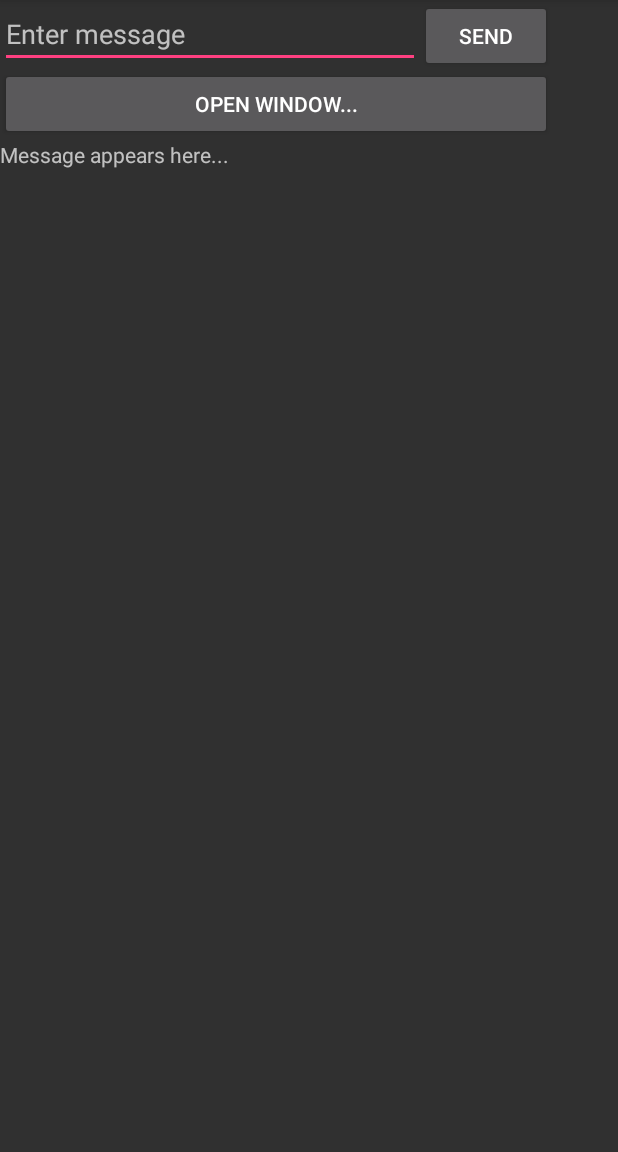
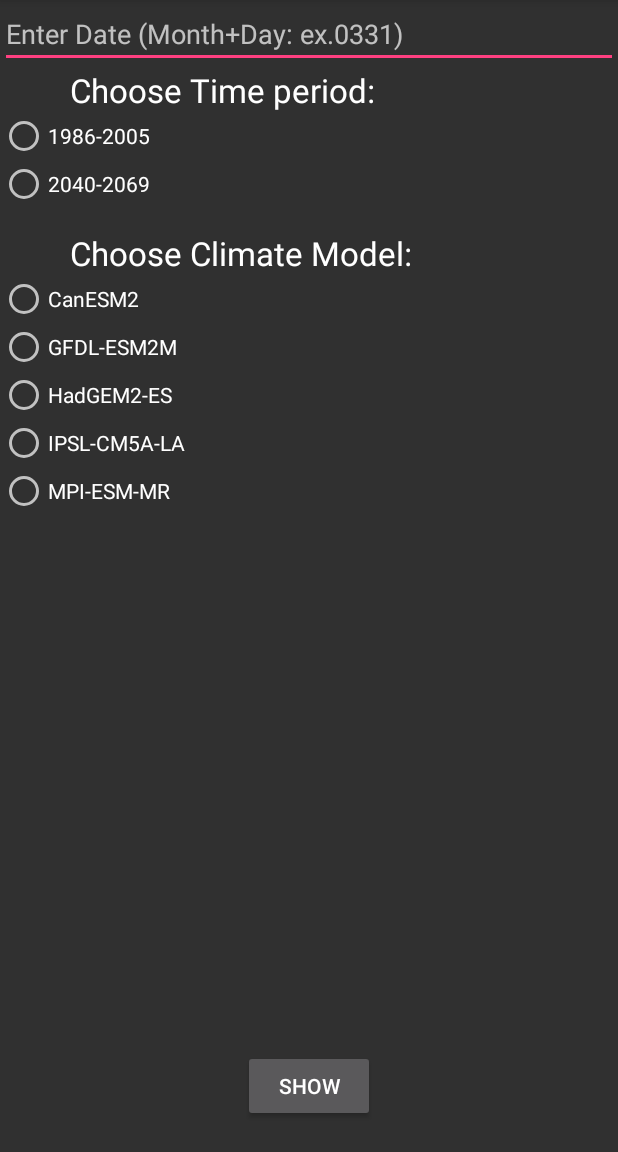
Before and after one commit to mina0821/LimeCat, an Android app: the screen it shows after launch (WelcomeActivity), on a phone screen of 412 x 824 dp, the part 84-1236 px from its top. Run offline under Robolectric (Android 15) with nearby library versions, the phone set to English and light mode, and no system bars.

Commit message:
Basic UI and activity

```diff
--- a/app/src/main/AndroidManifest.xml
+++ b/app/src/main/AndroidManifest.xml
@@ -16,7 +16,6 @@
                 <category android:name="android.intent.category.LAUNCHER" />
             </intent-filter>
         </activity>
-        <activity android:name=".ThirdActivity" />
         <activity
             android:name=".SecondActivity"
             android:label="@string/title_activity_second"
--- a/app/src/main/java/com/example/mina/limecatapplication/SecondActivity.java
+++ b/app/src/main/java/com/example/mina/limecatapplication/SecondActivity.java
@@ -7,16 +7,25 @@ import android.widget.TextView;
 
 
 public class SecondActivity extends Activity {
-    public final static String MSG_KEY = "com.example.mina.limecatapplication.message_key";
+    public final static String MSG_KEY = "Date";
 
     @Override
     protected void onCreate(Bundle savedInstanceState) {
         super.onCreate(savedInstanceState);
+        //get the message
         Intent intent = getIntent();
         String msg = intent.getStringExtra(MSG_KEY);
+        String msg2 = intent.getStringExtra("Time");
+        String msg3 = intent.getStringExtra("Model");
+
+        //create a textview variable of current window
         TextView textView = new TextView(this);
+
+        //set the size of the font
         textView.setTextSize(45);
-        textView.setText(msg);
+
+        //send the message to view
+        textView.setText(msg+"\n"+msg2+"\n"+msg3);
         setContentView(textView);
 
         //setContentView(R.layout.second_layout);
--- a/app/src/main/java/com/example/mina/limecatapplication/ThirdActivity.java
+++ /dev/null
@@ -1,19 +0,0 @@
-package com.example.mina.limecatapplication;
-
-import android.app.Activity;
-import android.os.Bundle;
-import android.support.annotation.Nullable;
-import android.view.View;
-
-/**
- * Created by mina on 05/05/17.
- */
-
-public class ThirdActivity extends Activity{
-
-    @Override
-    protected void onCreate(@Nullable Bundle savedInstanceState) {
-        super.onCreate(savedInstanceState);
-        setContentView(R.layout.thrid_layout);
-    }
-}
--- a/app/src/main/java/com/example/mina/limecatapplication/WelcomeActivity.java
+++ b/app/src/main/java/com/example/mina/limecatapplication/WelcomeActivity.java
@@ -1,6 +1,7 @@
 package com.example.mina.limecatapplication;
 
 import android.content.Intent;
+import android.support.annotation.IdRes;
 import android.support.v4.widget.TextViewCompat;
 import android.support.v7.app.AppCompatActivity;
 import android.os.Bundle;
@@ -11,31 +12,77 @@ import android.view.*;
 public class WelcomeActivity extends AppCompatActivity {
     TextView textView;
     EditText msg_text;
-    public final static String MSG_KEY = "com.example.mina.limecatapplication.message_key";
+    public final static String MSG_KEY = "Date";
+
+    private RadioGroup radioTimeGroup;
+    private RadioGroup radioModelGroup;
 
     @Override
     protected void onCreate(Bundle savedInstanceState) {
         super.onCreate(savedInstanceState);
         setContentView(R.layout.activity_welcome);
-        textView = (TextView) findViewById(R.id.hell_text_view);
+        //locate the textview box we want to show the result
+        textView = (TextView)findViewById(R.id.selectTime);
+
+        //add a listener to the radio button group
+        addListenerOnButton();
     }
 
-    public void showHell(View view){
-        String button_text = ((Button) view).getText().toString();
+    public void addListenerOnButton(){
+        radioTimeGroup = (RadioGroup) findViewById(R.id.timeGroup);
+        radioModelGroup = (RadioGroup) findViewById(R.id.modelGroup);
 
-        if (button_text.equals("Open Window...")){
-            Intent intent = new Intent(this,ThirdActivity.class);
-            startActivity(intent);
-        }
-        textView.setText(button_text);
+        //attach listener to radio group
+        radioTimeGroup.setOnCheckedChangeListener(new RadioGroup.OnCheckedChangeListener(){
+            @Override
+            public void onCheckedChanged(RadioGroup group, int checkedId) {
+                //get the right button which is clicked
+                RadioButton rb = (RadioButton) group.findViewById(checkedId);
+                if (null != rb && checkedId > -1){
+                    Toast.makeText(WelcomeActivity.this, rb.getText(), Toast.LENGTH_SHORT).show();
+                }
+            }
+        });
+
+        //attach listener to radio group
+        radioModelGroup.setOnCheckedChangeListener(new RadioGroup.OnCheckedChangeListener(){
+            @Override
+            public void onCheckedChanged(RadioGroup group, int checkedId) {
+                //get the right button which is clicked
+                RadioButton rb = (RadioButton) group.findViewById(checkedId);
+                if (null != rb && checkedId > -1){
+                    Toast.makeText(WelcomeActivity.this, rb.getText(), Toast.LENGTH_SHORT).show();
+                }
+            }
+        });
     }
 
+    //after we hit show button
     public void sendMessage(View view){
+        //store the msg in the text box
         msg_text = (EditText)findViewById(R.id.msg_text);
         String msg = msg_text.getText().toString();
+
+        //call second window
         Intent intent = new Intent(this,SecondActivity.class);
+        //input the msg we get
         intent.putExtra(MSG_KEY,msg);
+
+        //get the selection of time period
+        RadioButton rb = (RadioButton) radioTimeGroup.findViewById(radioTimeGroup.getCheckedRadioButtonId());
+        String time = (String) rb.getText();
+
+        //get the selection of climate model
+        RadioButton rb2 = (RadioButton) radioModelGroup.findViewById(radioModelGroup.getCheckedRadioButtonId());
+        String model = (String) rb2.getText();
+
+        //input the selection we get
+        intent.putExtra("Time",time);
+        intent.putExtra("Model",model);
+
+        //start the activity
         startActivity(intent);
+
     }
 
 }
--- a/app/src/main/res/layout/activity_welcome.xml
+++ b/app/src/main/res/layout/activity_welcome.xml
@@ -9,39 +9,116 @@
 
     <EditText
         android:id="@+id/msg_text"
-        android:layout_width="280dp"
+        android:layout_width="wrap_content"
         android:layout_height="wrap_content"
-        android:hint="@string/hint_msg"
+        android:hint="Enter Date (Month+Day: ex.0331)"
+        android:layout_alignParentTop="true"
+        android:layout_alignParentLeft="true"
+        android:layout_alignParentStart="true"
+        android:layout_alignParentRight="true"
+        android:layout_alignParentEnd="true"
         />
 
     <Button
         android:id="@+id/send"
         android:layout_width="wrap_content"
         android:layout_height="wrap_content"
-        android:text="@string/button_text"
+        android:text="show"
         android:onClick="sendMessage"
 
-        android:layout_toRightOf="@+id/msg_text"
-        />
+        android:layout_alignParentBottom="true"
+        android:layout_centerHorizontal="true"
+        android:layout_marginBottom="20dp" />
 
-    <Button
-        android:id="@+id/button3"
-        android:layout_width="368dp"
-        android:layout_height="wrap_content"
-        android:onClick="showHell"
-        android:text="Open Window..."
-
-        android:layout_below="@+id/msg_text"
-        />
 
     <TextView
         android:layout_width="wrap_content"
         android:layout_height="wrap_content"
-        android:text="Message appears here..."
-        android:id="@+id/hell_text_view"
+        android:text="Choose Time period:"
+        android:textAppearance="?android:textAppearanceLarge"
 
-        android:layout_below="@+id/button3"
-         />
+        android:id="@+id/selectTime"
+        android:layout_below="@+id/msg_text"
+        android:layout_alignRight="@+id/send"
+        android:layout_alignEnd="@+id/send" />
+
+
+    <RadioGroup
+        android:id="@+id/timeGroup"
+        android:layout_width="match_parent"
+        android:layout_height="wrap_content"
+        android:layout_below="@+id/selectTime">
+
+        <RadioButton
+            android:id="@+id/previous"
+            android:layout_width="wrap_content"
+            android:layout_height="wrap_content"
+            android:text="1986-2005"
+            />
+
+        <RadioButton
+            android:id="@+id/future"
+            android:layout_width="wrap_content"
+            android:layout_height="wrap_content"
+            android:text="2040-2069"
+            />
+    </RadioGroup>
+
+    <TextView
+        android:layout_width="wrap_content"
+        android:layout_height="wrap_content"
+        android:text="Choose Climate Model:"
+        android:textAppearance="?android:textAppearanceLarge"
+        android:id="@+id/selectModel"
+
+        android:layout_below="@+id/timeGroup"
+        android:layout_alignLeft="@+id/selectTime"
+        android:layout_alignStart="@+id/selectTime"
+        android:layout_marginTop="15dp" />
+
+
+    <RadioGroup
+        android:id="@+id/modelGroup"
+        android:layout_width="match_parent"
+        android:layout_height="wrap_content"
+
+        android:layout_below="@+id/selectModel">
+
+        <RadioButton
+            android:id="@+id/Can"
+            android:layout_width="wrap_content"
+            android:layout_height="wrap_content"
+            android:text="CanESM2"
+            />
+
+        <RadioButton
+            android:id="@+id/GFDL"
+            android:layout_width="wrap_content"
+            android:layout_height="wrap_content"
+            android:text="GFDL-ESM2M"
+            />
+
+        <RadioButton
+            android:id="@+id/Had"
+            android:layout_width="wrap_content"
+            android:layout_height="wrap_content"
+            android:text="HadGEM2-ES"
+            />
+
+        <RadioButton
+            android:id="@+id/IPSL"
+            android:layout_width="wrap_content"
+            android:layout_height="wrap_content"
+            android:text="IPSL-CM5A-LA"
+            />
+
+        <RadioButton
+            android:id="@+id/MPI"
+            android:layout_width="wrap_content"
+            android:layout_height="wrap_content"
+            android:text="MPI-ESM-MR"
+            />
+    </RadioGroup>
 
 
 </RelativeLayout>
--- a/app/src/main/res/layout/thrid_layout.xml
+++ /dev/null
@@ -1,11 +0,0 @@
-<?xml version="1.0" encoding="utf-8"?>
-<LinearLayout xmlns:android="http://schemas.android.com/apk/res/android"
-    android:orientation="vertical" android:layout_width="match_parent"
-    android:layout_height="match_parent">
-
-    <TextView
-        android:id="@+id/textView2"
-        android:layout_width="match_parent"
-        android:layout_height="wrap_content"
-        android:text="This is three." />
-</LinearLayout>
```
